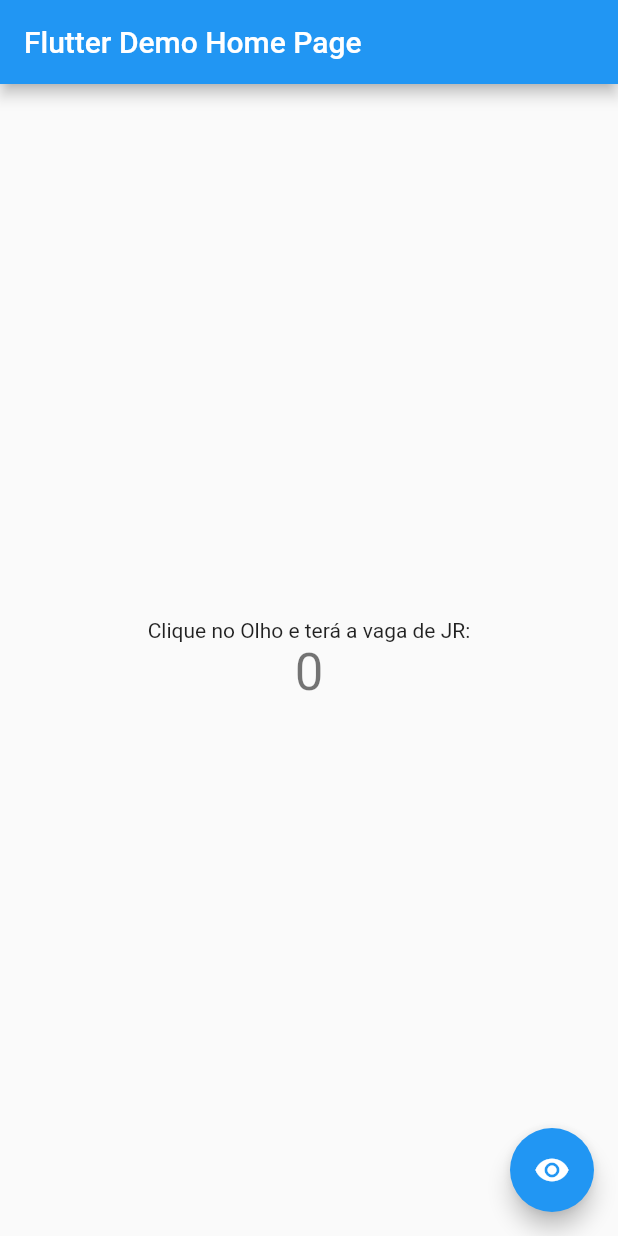
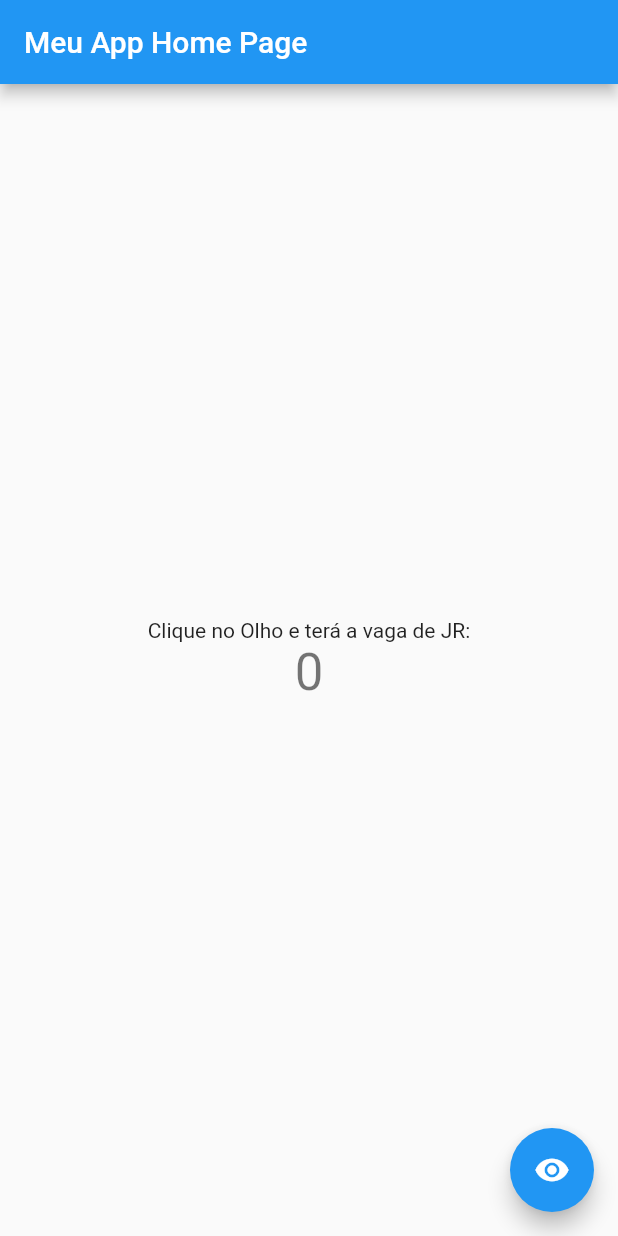
Before and after one commit to Campelous/flutter_app, a Flutter app: the screen it shows after launch, on a phone screen of 412 x 824 dp. Run offline on Flutter 3.47's test engine with Material 2 defaults, Android fonts, the phone set to English and light mode, and no system bars.

Commit message:
Update para modificar título

```diff
--- a/lib/main.dart
+++ b/lib/main.dart
@@ -9,11 +9,11 @@ class MyApp extends StatelessWidget {
   @override
   Widget build(BuildContext context) {
     return MaterialApp(
-      title: 'Flutter Demo',
+      title: 'Início de um Projeto',
       theme: ThemeData(
         primarySwatch: Colors.blue,
       ),
-      home: MyHomePage(title: 'Flutter Demo Home Page'),
+      home: MyHomePage(title: 'Meu App Home Page'),
     );
   }
 }
```
